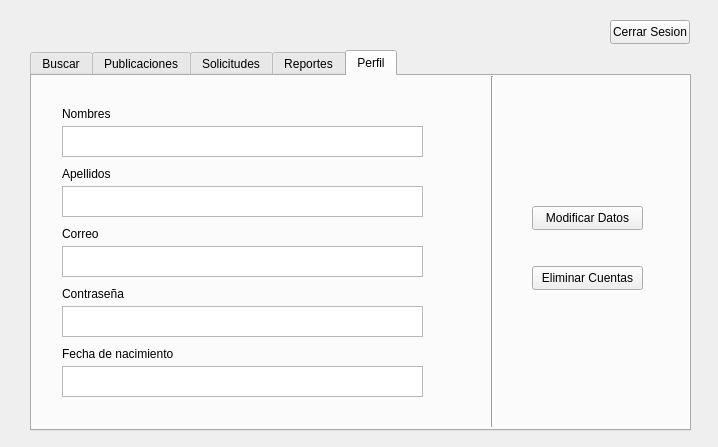
Old version of the form Fase 2/proyecto2/user.ui in the repository elsaminee/-EDD-Proyecto_202200198.
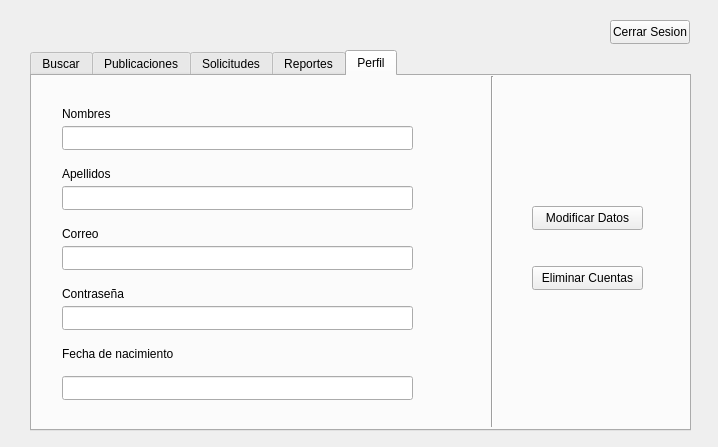
New version of the form. The open tabs and pages were chosen to show the change.

Commit message: Cambios de User y Fase 3

```diff
--- a/Fase 2/proyecto2/user.ui
+++ b/Fase 2/proyecto2/user.ui
@@ -487,16 +487,6 @@
       <enum>Qt::Orientation::Vertical</enum>
      </property>
     </widget>
-    <widget class="QTextEdit" name="fechaLine_2">
-     <property name="geometry">
-      <rect>
-       <x>30</x>
-       <y>230</y>
-       <width>361</width>
-       <height>31</height>
-      </rect>
-     </property>
-    </widget>
     <widget class="QLabel" name="label_10">
      <property name="geometry">
       <rect>
@@ -545,16 +535,6 @@
       <string>Correo</string>
      </property>
     </widget>
-    <widget class="QTextEdit" name="apellidoLine_2">
-     <property name="geometry">
-      <rect>
-       <x>30</x>
-       <y>110</y>
-       <width>361</width>
-       <height>31</height>
-      </rect>
-     </property>
-    </widget>
     <widget class="QLabel" name="label_13">
      <property name="geometry">
       <rect>
@@ -571,26 +551,6 @@
       <string>Fecha de nacimiento</string>
      </property>
     </widget>
-    <widget class="QTextEdit" name="correoLine_2">
-     <property name="geometry">
-      <rect>
-       <x>30</x>
-       <y>170</y>
-       <width>361</width>
-       <height>31</height>
-      </rect>
-     </property>
-    </widget>
-    <widget class="QTextEdit" name="fechaLine_3">
-     <property name="geometry">
-      <rect>
-       <x>30</x>
-       <y>290</y>
-       <width>361</width>
-       <height>31</height>
-      </rect>
-     </property>
-    </widget>
     <widget class="QLabel" name="label_9">
      <property name="geometry">
       <rect>
@@ -607,13 +567,53 @@
       <string>Nombres</string>
      </property>
     </widget>
-    <widget class="QTextEdit" name="nameLine_2">
+    <widget class="QLineEdit" name="nameEdit">
      <property name="geometry">
       <rect>
        <x>30</x>
        <y>50</y>
-       <width>361</width>
-       <height>31</height>
+       <width>351</width>
+       <height>24</height>
+      </rect>
+     </property>
+    </widget>
+    <widget class="QLineEdit" name="apellidoEdit">
+     <property name="geometry">
+      <rect>
+       <x>30</x>
+       <y>110</y>
+       <width>351</width>
+       <height>24</height>
+      </rect>
+     </property>
+    </widget>
+    <widget class="QLineEdit" name="correoEdit">
+     <property name="geometry">
+      <rect>
+       <x>30</x>
+       <y>170</y>
+       <width>351</width>
+       <height>24</height>
+      </rect>
+     </property>
+    </widget>
+    <widget class="QLineEdit" name="passEdit">
+     <property name="geometry">
+      <rect>
+       <x>30</x>
+       <y>230</y>
+       <width>351</width>
+       <height>24</height>
+      </rect>
+     </property>
+    </widget>
+    <widget class="QLineEdit" name="fechaEdit">
+     <property name="geometry">
+      <rect>
+       <x>30</x>
+       <y>300</y>
+       <width>351</width>
+       <height>24</height>
       </rect>
      </property>
     </widget>
```
Left out of the diff: 96 changed lines with no effect on the pictures. The commit also changes 60 other files.
